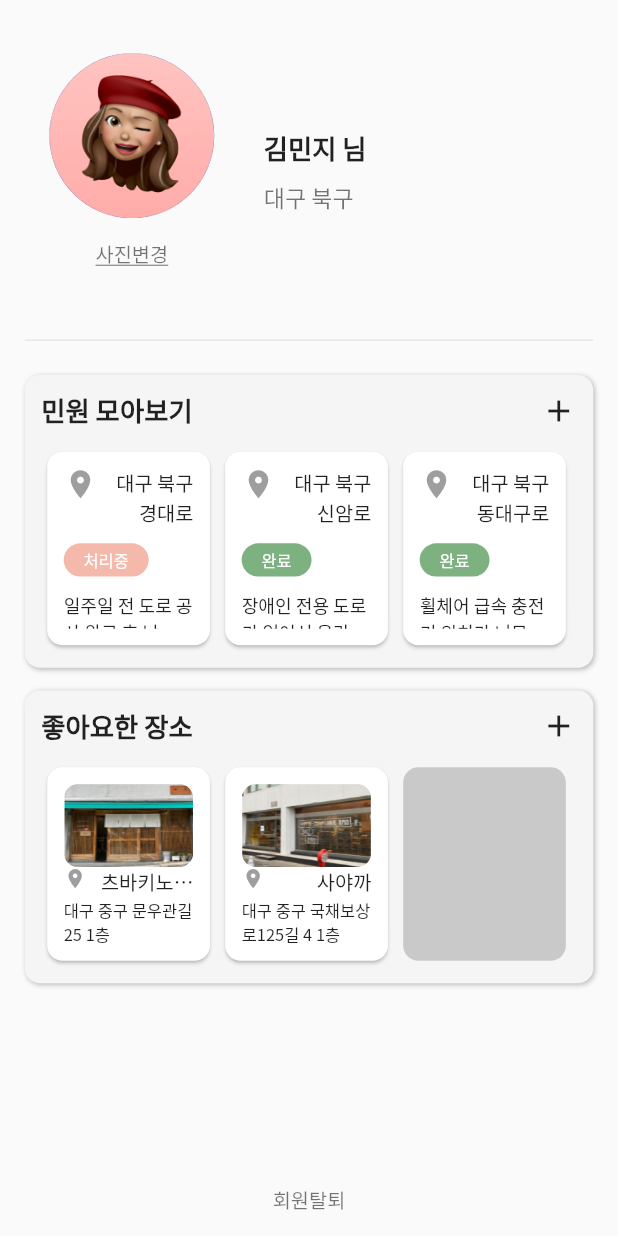
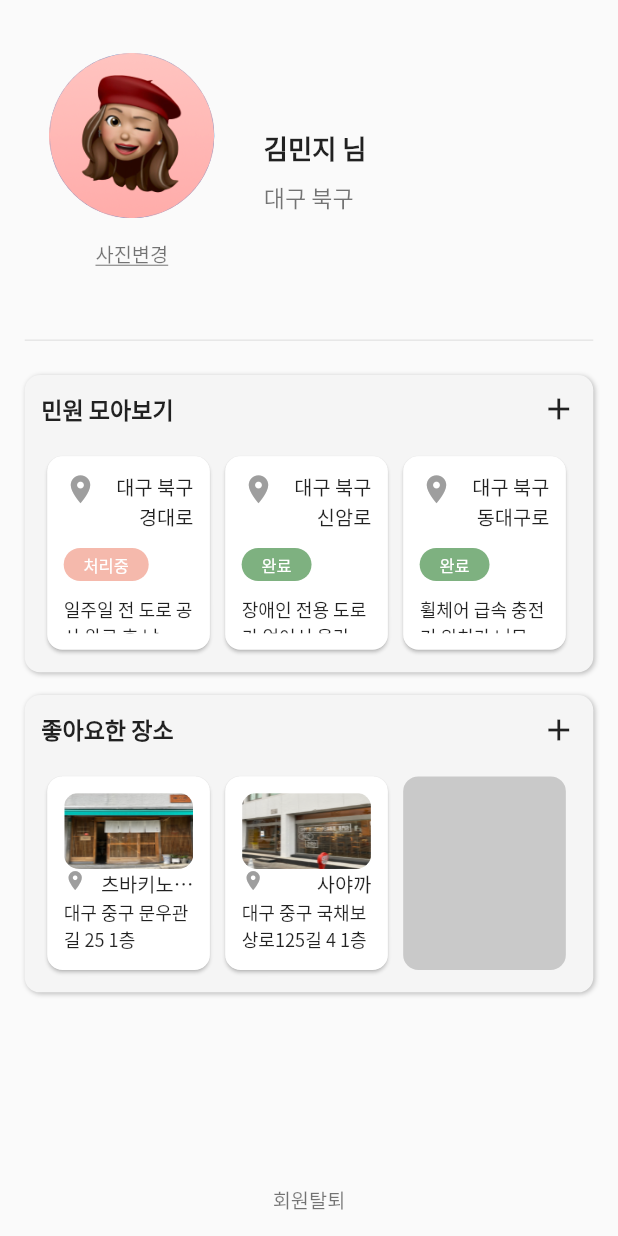
Before and after one commit to WheelEasyWorld/frontend, a Flutter app: the screen it shows after launch, on a phone screen of 412 x 824 dp. Run offline on Flutter 3.47's test engine with Material 2 defaults, Android fonts, the light colour scheme and no system bars; our stand-ins replace dio, flutter_dotenv, flutter_screenutil, get; missing offline and left inert: kakao_flutter_sdk; statements that could not run were skipped.

Commit message:
make card-UI better

```diff
--- a/lib/screens/mypage_screen.dart
+++ b/lib/screens/mypage_screen.dart
@@ -111,14 +111,14 @@ List<Widget> buildHeart() {
           child: Padding(
             padding: EdgeInsets.all(10.w),
             child: Column(
-              mainAxisAlignment: MainAxisAlignment.spaceAround,
+              mainAxisAlignment: MainAxisAlignment.spaceBetween,
               children: [
                 ClipRRect(
                   borderRadius: BorderRadius.circular(10.r),
                   child: Image.asset(
                     data["heart"][i]["img"],
                     width: 88.w,
-                    height: 55.h,
+                    height: 50.h,
                     fit: BoxFit.fill,
                   ),
                 ),
@@ -148,7 +148,7 @@ List<Widget> buildHeart() {
                     maxLines: 2,
                     overflow: TextOverflow.ellipsis,
                     style:
-                        TextStyle(fontSize: 10.sp, fontWeight: FontWeight.w100),
+                        TextStyle(fontSize: 11.sp, fontWeight: FontWeight.w100),
                   ),
                 ),
               ],
@@ -289,7 +289,7 @@ Widget buildCollection(String title, dynamic item, Function()? onPressed) {
               title,
               style: TextStyle(
                 fontWeight: FontWeight.w700,
-                fontSize: 16.sp,
+                fontSize: 14.sp,
               ),
             ),
             IconButton(
@@ -300,7 +300,7 @@ Widget buildCollection(String title, dynamic item, Function()? onPressed) {
             ),
           ],
         ),
-        SizedBox(height: 10.h),
+        SizedBox(height: 15.h),
         Row(
           children: item,
         )
```
